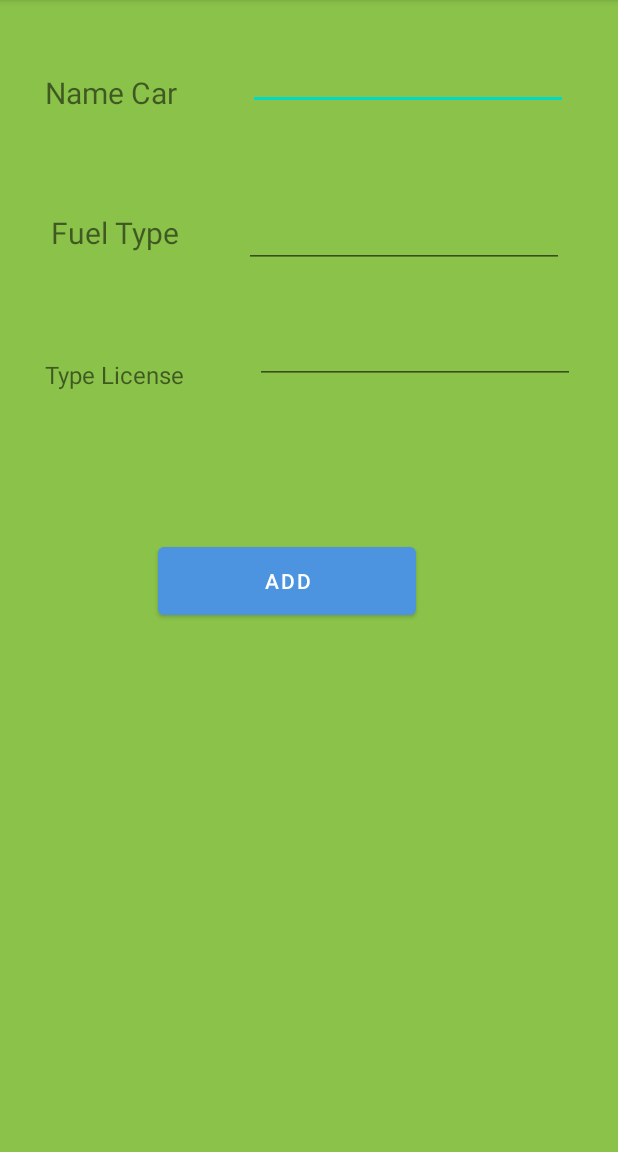
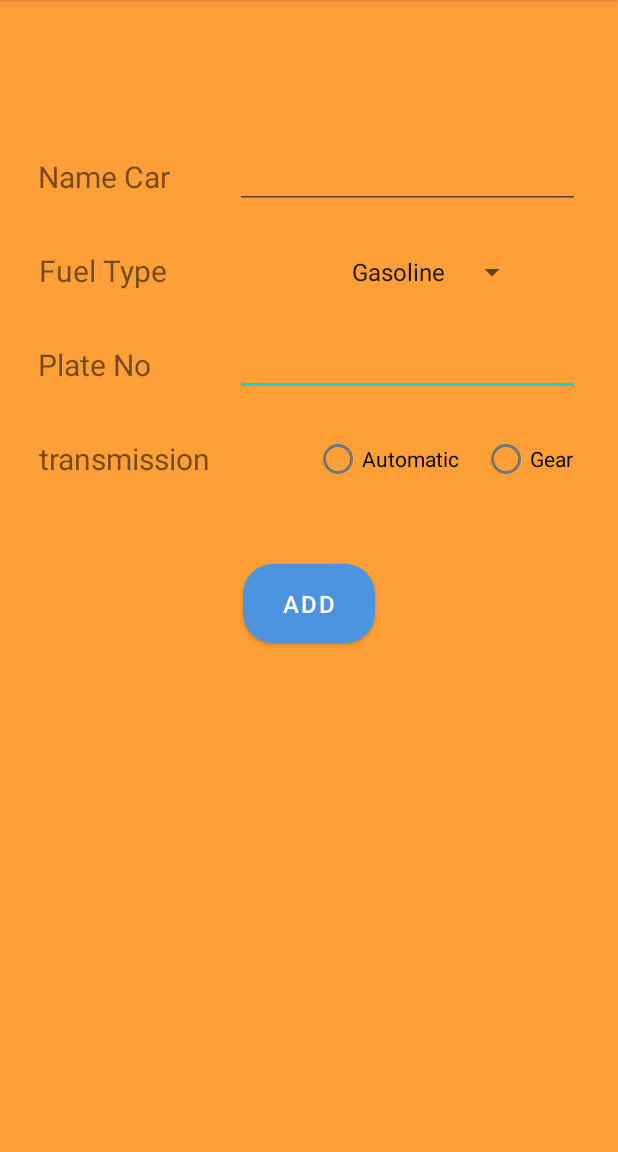
Before and after one commit to Ahmad-Alqattu/Assignment1-Driving-School, an Android app: the addNewCar screen opened directly, with no data from a screen before it, on a phone screen of 412 x 824 dp, the part 84-1236 px from its top. Run offline under Robolectric (Android 15) with nearby library versions, the phone set to English and light mode, and no system bars.

Commit message:
Initial commit

```diff
--- a/app/src/main/java/edu/cs/birzeit/assignment1_driving_school/addNewCar.java
+++ b/app/src/main/java/edu/cs/birzeit/assignment1_driving_school/addNewCar.java
@@ -18,9 +18,9 @@ public class addNewCar extends AppCompatActivity {
     protected void onCreate(Bundle savedInstanceState) {
         super.onCreate(savedInstanceState);
         setContentView(R.layout.activity_add_new_car);
-        edit2 = findViewById(R.id.edit2);
-        edit3 = findViewById(R.id.edit3);
-        edit4 = findViewById(R.id.edit4);
+//        edit2 = findViewById(R.id.edit2);
+//        edit3 = findViewById(R.id.edit3);
+//        edit4 = findViewById(R.id.edit3);
     }
 
     public void btnNewCar(View view) {
--- a/app/src/main/res/layout/activity_add_new_car.xml
+++ b/app/src/main/res/layout/activity_add_new_car.xml
@@ -5,118 +5,147 @@
     android:layout_width="match_parent"
     android:layout_height="match_parent"
     android:layout_gravity="center"
-    android:background="#8BC34A"
+    android:background="#D5FF8C10"
     tools:context=".addNewCar">
 
 
     <TextView
+        android:id="@+id/textView5"
+        android:layout_width="wrap_content"
+        android:layout_height="wrap_content"
+        android:layout_marginStart="25dp"
+        android:layout_marginTop="35dp"
+        android:gravity="center"
+        android:text="transmission"
+        android:textSize="20sp"
+        app:layout_constraintStart_toStartOf="parent"
+        app:layout_constraintTop_toBottomOf="@+id/textView4"
+        tools:ignore="MissingConstraints" />
+
+    <EditText
+        android:id="@+id/edit4"
+        android:layout_width="230dp"
+        android:layout_height="wrap_content"
+        android:layout_marginTop="25dp"
+        android:layout_marginEnd="25dp"
+        android:ems="10"
+        android:gravity="center"
+        android:inputType="textPersonName"
+        android:text=""
+        app:layout_constraintEnd_toEndOf="parent"
+        app:layout_constraintTop_toBottomOf="@+id/spinner2"
+        tools:ignore="MissingConstraints" />
+
+    <TextView
         android:id="@+id/textView2"
-        android:layout_width="0dp"
-        android:layout_height="0dp"
-        android:layout_marginStart="16dp"
-        android:layout_marginTop="33dp"
-        android:layout_marginEnd="33dp"
-        android:layout_marginBottom="36dp"
+        android:layout_width="wrap_content"
+        android:layout_height="wrap_content"
+        android:layout_marginStart="25dp"
+        android:layout_marginTop="104dp"
         android:gravity="center"
         android:text="Name Car"
         android:textSize="20sp"
-        app:layout_constraintBottom_toTopOf="@+id/textView3"
-        app:layout_constraintEnd_toStartOf="@+id/edit2"
         app:layout_constraintStart_toStartOf="parent"
         app:layout_constraintTop_toTopOf="parent"
         tools:ignore="MissingConstraints" />
 
     <TextView
         android:id="@+id/textView3"
-        android:layout_width="0dp"
-        android:layout_height="0dp"
-        android:layout_marginStart="19dp"
-        android:layout_marginEnd="30dp"
-        android:layout_marginBottom="44dp"
+        android:layout_width="wrap_content"
+        android:layout_height="wrap_content"
+        android:layout_marginStart="25dp"
+        android:layout_marginTop="35dp"
         android:gravity="center"
         android:text="Fuel Type"
         android:textSize="20sp"
-        app:layout_constraintBottom_toTopOf="@+id/textView4"
-        app:layout_constraintEnd_toStartOf="@+id/edit3"
         app:layout_constraintStart_toStartOf="parent"
         app:layout_constraintTop_toBottomOf="@+id/textView2"
         tools:ignore="MissingConstraints" />
 
     <TextView
         android:id="@+id/textView4"
-        android:layout_width="109dp"
-        android:layout_height="45dp"
-        android:layout_marginStart="21dp"
-        android:layout_marginEnd="39dp"
-        android:layout_marginBottom="86dp"
+        android:layout_width="wrap_content"
+        android:layout_height="wrap_content"
+        android:layout_marginStart="25dp"
+        android:layout_marginTop="35dp"
         android:gravity="center"
-        android:text="Type License"
-        android:textSize="16sp"
-        app:layout_constraintBottom_toTopOf="@+id/button"
-        app:layout_constraintEnd_toStartOf="@+id/edit4"
+        android:text="Plate No"
+        android:textSize="20sp"
         app:layout_constraintStart_toStartOf="parent"
         app:layout_constraintTop_toBottomOf="@+id/textView3"
         tools:ignore="MissingConstraints" />
 
     <EditText
         android:id="@+id/edit2"
-        android:layout_width="wrap_content"
+        android:layout_width="230dp"
         android:layout_height="wrap_content"
-        android:layout_marginTop="25dp"
-        android:layout_marginEnd="33dp"
-        android:ems="10"
-        android:gravity="center"
-        android:inputType="textPersonName"
-        android:minHeight="48dp"
-        android:text=""
-        app:layout_constraintEnd_toEndOf="parent"
-        app:layout_constraintStart_toEndOf="@+id/textView2"
-        app:layout_constraintTop_toTopOf="parent"
-        tools:ignore="MissingConstraints" />
-
-    <EditText
-        android:id="@+id/edit3"
-        android:layout_width="wrap_content"
-        android:layout_height="wrap_content"
-        android:layout_marginEnd="36dp"
-        android:ems="10"
-        android:gravity="center"
-        android:inputType="textPersonName"
-        android:text=""
-        app:layout_constraintBaseline_toBaselineOf="@+id/textView3"
-        app:layout_constraintEnd_toEndOf="parent"
-        app:layout_constraintStart_toEndOf="@+id/textView3"
-        tools:ignore="MissingConstraints" />
-
-    <EditText
-        android:id="@+id/edit4"
-        android:layout_width="wrap_content"
-        android:layout_height="wrap_content"
-        android:layout_marginTop="32dp"
-        android:layout_marginEnd="29dp"
+        android:layout_marginTop="94dp"
+        android:layout_marginEnd="25dp"
         android:ems="10"
         android:gravity="center"
         android:inputType="textPersonName"
         android:text=""
         app:layout_constraintEnd_toEndOf="parent"
-        app:layout_constraintStart_toEndOf="@+id/textView4"
-        app:layout_constraintTop_toBottomOf="@+id/edit3"
+        app:layout_constraintTop_toTopOf="parent"
         tools:ignore="MissingConstraints" />
 
     <Button
         android:id="@+id/button"
-        android:layout_width="172dp"
-        android:layout_height="0dp"
-        android:layout_marginStart="105dp"
-        android:layout_marginEnd="105dp"
-        android:layout_marginBottom="352dp"
+        android:layout_width="wrap_content"
+        android:layout_height="wrap_content"
+        android:layout_marginStart="140dp"
+        android:layout_marginTop="40dp"
+        android:layout_marginEnd="140dp"
+        android:foregroundGravity="center_vertical|center_horizontal"
         android:gravity="center"
+        android:onClick="btnNewCar"
+        android:padding="15dp"
         android:text="Add"
-        app:layout_constraintBottom_toBottomOf="parent"
-        app:layout_constraintEnd_toEndOf="@+id/edit4"
+        android:textSize="16sp"
+        app:cornerRadius="20dp"
+        app:layout_constraintEnd_toEndOf="parent"
         app:layout_constraintStart_toStartOf="parent"
-        app:layout_constraintTop_toBottomOf="@+id/textView4"
-        tools:ignore="MissingConstraints"
-        android:onClick="btnNewCar"
+        app:layout_constraintTop_toBottomOf="@+id/radioGroup"
+        tools:ignore="MissingConstraints" />
+
+    <RadioGroup
+        android:id="@+id/radioGroup"
+        android:layout_width="wrap_content"
+        android:layout_height="wrap_content"
+        android:layout_marginTop="18dp"
+        android:layout_marginEnd="30dp"
+        android:orientation="horizontal"
+        android:transitionGroup="false"
+        app:layout_constraintEnd_toEndOf="parent"
+        app:layout_constraintTop_toBottomOf="@+id/edit4">
+
+        <RadioButton
+            android:id="@+id/radioButton"
+            android:layout_width="match_parent"
+            android:layout_height="wrap_content"
+            android:layout_marginRight="15dp"
+            android:text="Automatic" />
+
+        <RadioButton
+            android:id="@+id/radioButton2"
+            android:layout_width="match_parent"
+            android:layout_height="wrap_content"
+            android:text="Gear" />
+    </RadioGroup>
+
+    <Spinner
+        android:id="@+id/spinner2"
+        android:layout_width="wrap_content"
+        android:layout_height="wrap_content"
+        android:layout_marginTop="30dp"
+        android:layout_marginEnd="60dp"
+        android:entries="@array/fule"
+        android:scrollbarSize="5dp"
+        android:textAlignment="center"
+        android:transitionGroup="false"
+        app:layout_constraintEnd_toEndOf="parent"
+        app:layout_constraintTop_toBottomOf="@+id/edit2"
+
         />
+
 </androidx.constraintlayout.widget.ConstraintLayout>
--- a/app/src/main/res/values/strings.xml
+++ b/app/src/main/res/values/strings.xml
@@ -9,4 +9,12 @@
 
     </string-array>
 
+    <string-array name="fule">
+        <item>Gasoline</item>
+        <item>diesel</item>
+        <item>electric</item>
+        <item>hybrid</item>
+
+    </string-array>
+
 </resources>
```
